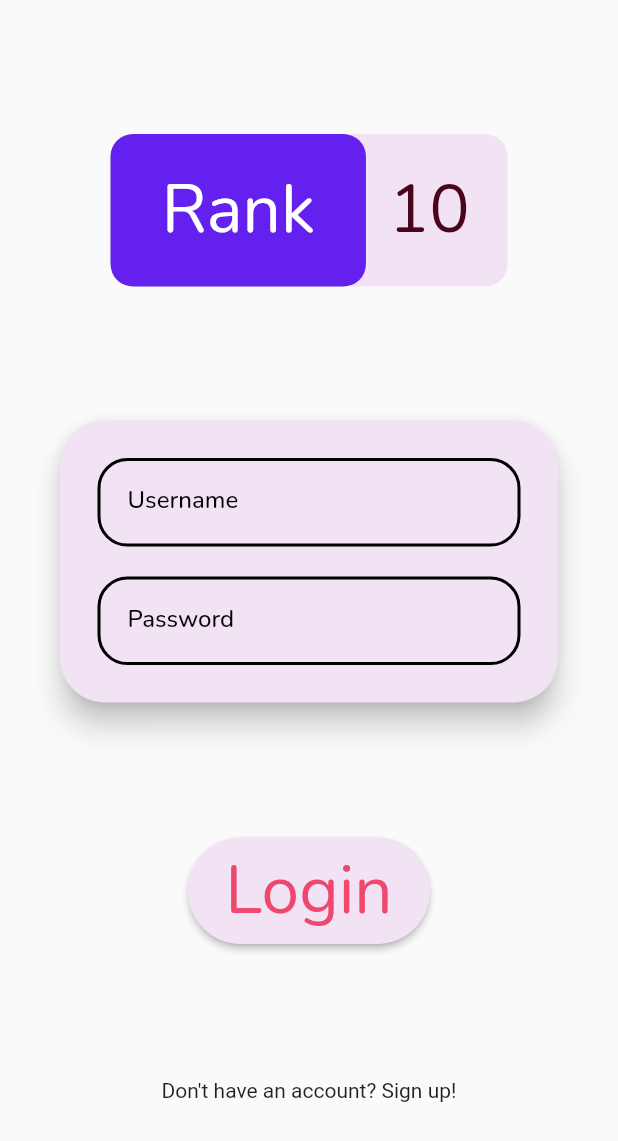
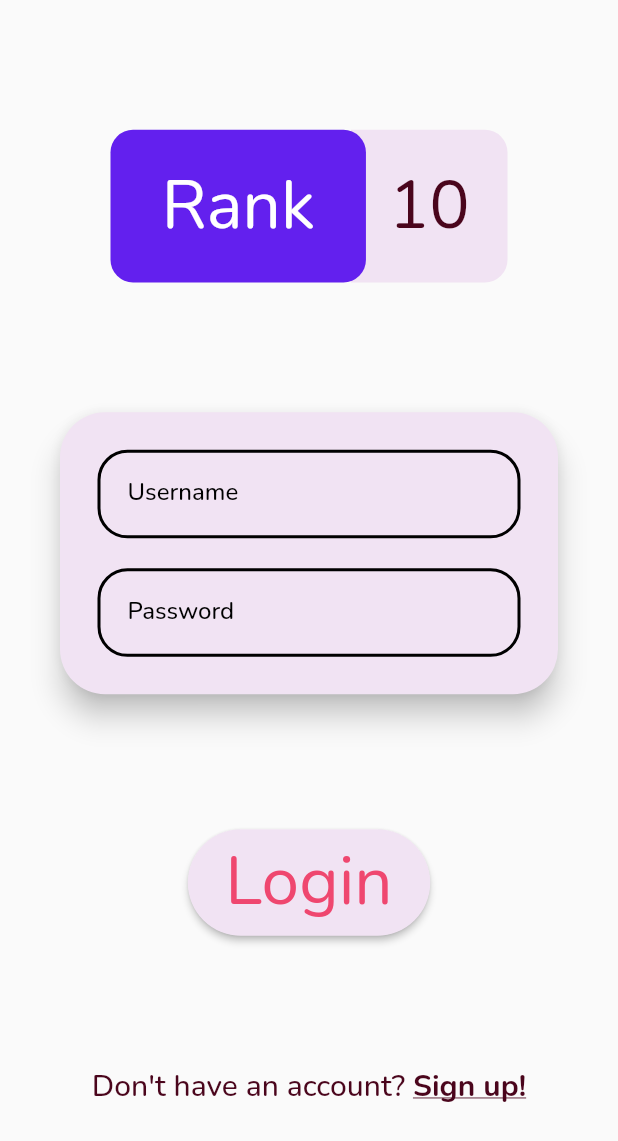
Before and after one commit to meh430/rank_ten_flutter, a Flutter app: the screen it shows after launch, on a phone screen of 412 x 824 dp. Shown: the top 1141 px of the screen. Run offline on Flutter 3.47's test engine with Material 2 defaults, Android fonts, the phone set to English and light mode, and no system bars; our stand-ins replace flutter_spinkit, google_fonts, shared_preferences.

Commit message:
Mostly finishes up login layout

```diff
--- a/lib/login_signin.dart
+++ b/lib/login_signin.dart
@@ -1,3 +1,4 @@
+import 'package:flutter/cupertino.dart';
 import 'package:flutter/material.dart';
 import 'package:rank_ten/login.dart';
 import 'package:rank_ten/logo.dart';
@@ -14,11 +15,25 @@ class _LoginSigninState extends State<LoginSignin> {
       resizeToAvoidBottomInset: false,
       body: Center(
         child: Column(
+          mainAxisSize: MainAxisSize.max,
           mainAxisAlignment: MainAxisAlignment.spaceEvenly,
           children: <Widget>[
             Logo(),
             Login(),
-            Text("Don't have an account? Sign up!")
+            Row(
+              mainAxisAlignment: MainAxisAlignment.center,
+              children: <Widget>[
+                Text("Don't have an account? ",
+                    style: Theme.of(context).primaryTextTheme.headline6),
+                Text("Sign up!",
+                    style: Theme.of(context)
+                        .primaryTextTheme
+                        .headline6
+                        .copyWith(
+                            decoration: TextDecoration.underline,
+                            fontWeight: FontWeight.bold))
+              ],
+            )
           ],
         ),
       ),
```
